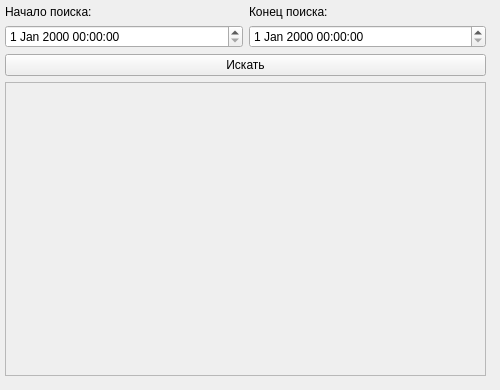
Above: my_widgets/history_widget.ui from prostoLavr/time_control before the change. Below: the same form after it.
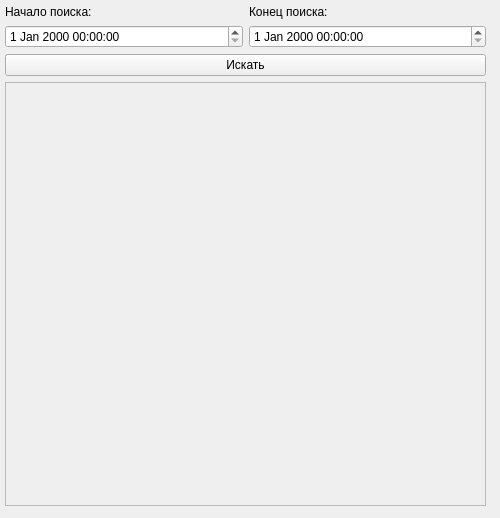
That is the form after the change.

```diff
--- a/my_widgets/history_widget.ui
+++ b/my_widgets/history_widget.ui
@@ -7,7 +7,7 @@
     <x>0</x>
     <y>0</y>
     <width>500</width>
-    <height>390</height>
+    <height>518</height>
    </rect>
   </property>
   <property name="minimumSize">
@@ -25,7 +25,7 @@
      <x>0</x>
      <y>0</y>
      <width>491</width>
-     <height>381</height>
+     <height>511</height>
     </rect>
    </property>
    <layout class="QVBoxLayout" name="verticalLayout">
@@ -83,7 +83,7 @@
          <x>0</x>
          <y>0</y>
          <width>477</width>
-         <height>250</height>
+         <height>380</height>
         </rect>
        </property>
       </widget>
```
